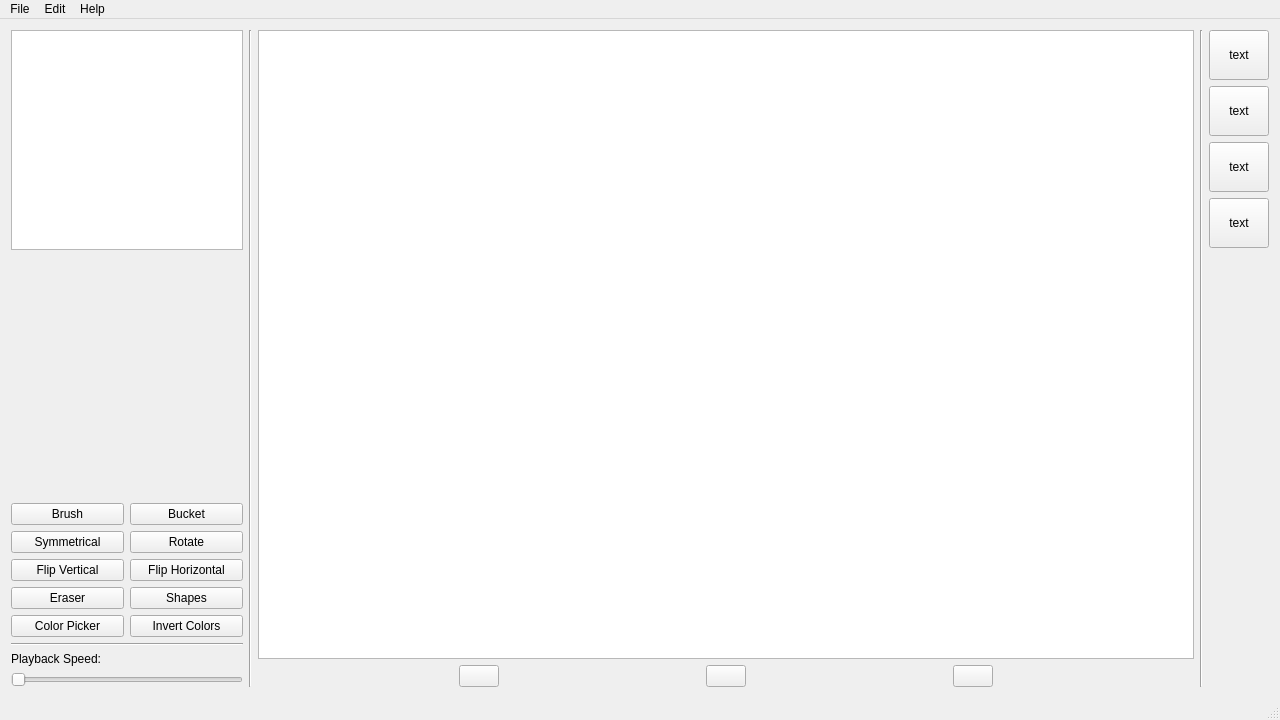
Before: the Qt Designer form A6-SpriteEditor/A6-SpriteEditor/mainwindow.ui in thePeterPan/CS3505-2016, drawn with Qt 5.
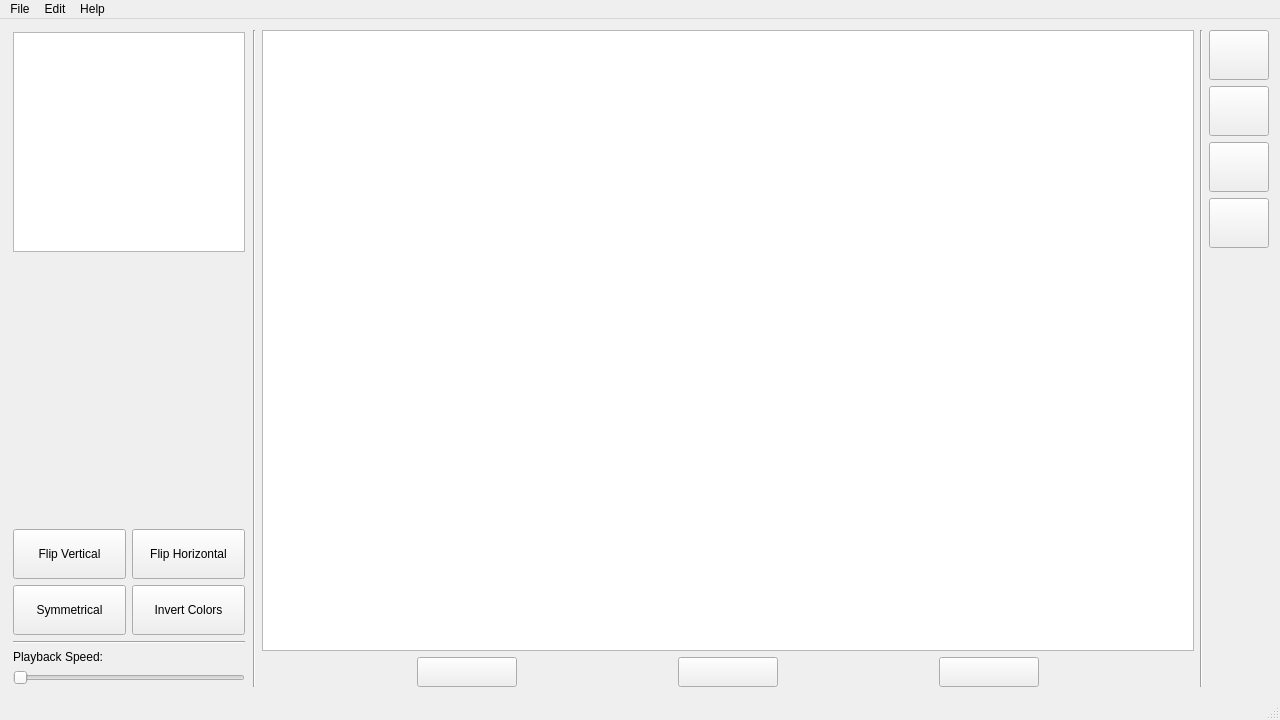
After: the same form once the commit is applied. Icons and pictures are not drawn. Custom widgets are drawn as their Qt base class.

Commit message: moved some buttons to the right sidebar. Also forgot an icon.

```diff
--- a/A6-SpriteEditor/A6-SpriteEditor/mainwindow.ui
+++ b/A6-SpriteEditor/A6-SpriteEditor/mainwindow.ui
@@ -28,56 +28,39 @@
         <property name="sizeConstraint">
          <enum>QLayout::SetFixedSize</enum>
         </property>
-        <item row="7" column="0">
-         <widget class="QPushButton" name="eraserToolButton">
-          <property name="text">
-           <string>Eraser</string>
-          </property>
-         </widget>
-        </item>
-        <item row="7" column="1">
-         <widget class="QPushButton" name="shapesToolButton">
-          <property name="text">
-           <string>Shapes</string>
-          </property>
-         </widget>
-        </item>
-        <item row="9" column="1">
+        <property name="leftMargin">
+         <number>2</number>
+        </property>
+        <property name="topMargin">
+         <number>2</number>
+        </property>
+        <property name="rightMargin">
+         <number>2</number>
+        </property>
+        <property name="bottomMargin">
+         <number>2</number>
+        </property>
+        <item row="8" column="1">
          <widget class="QPushButton" name="shapes_pushButton">
+          <property name="minimumSize">
+           <size>
+            <width>0</width>
+            <height>50</height>
+           </size>
+          </property>
           <property name="text">
            <string>Invert Colors</string>
           </property>
          </widget>
         </item>
-        <item row="5" column="0">
-         <widget class="QPushButton" name="symToolButton">
-          <property name="text">
-           <string>Symmetrical</string>
-          </property>
-         </widget>
-        </item>
-        <item row="5" column="1">
-         <widget class="QPushButton" name="rotateToolButton">
-          <property name="text">
-           <string>Rotate</string>
-          </property>
-         </widget>
-        </item>
-        <item row="11" column="0">
+        <item row="10" column="0">
          <widget class="QLabel" name="playbackSpeed_label">
           <property name="text">
            <string>Playback Speed:</string>
           </property>
          </widget>
         </item>
-        <item row="9" column="0">
-         <widget class="QPushButton" name="colorPicker_pushButton">
-          <property name="text">
-           <string>Color Picker</string>
-          </property>
-         </widget>
-        </item>
-        <item row="12" column="0" colspan="2">
+        <item row="11" column="0" colspan="2">
          <widget class="QSlider" name="playbackSpeed_horizontalSlider">
           <property name="pageStep">
            <number>1</number>
@@ -100,7 +83,7 @@
           </property>
          </spacer>
         </item>
-        <item row="10" column="0" colspan="2">
+        <item row="9" column="0" colspan="2">
          <widget class="Line" name="line_3">
           <property name="orientation">
            <enum>Qt::Horizontal</enum>
@@ -161,34 +144,45 @@
           </property>
          </widget>
         </item>
-        <item row="4" column="0">
-         <widget class="QPushButton" name="brushToolButton">
-          <property name="text">
-           <string>Brush</string>
-          </property>
-         </widget>
-        </item>
-        <item row="4" column="1">
-         <widget class="QPushButton" name="bucketToolButton">
-          <property name="text">
-           <string>Bucket</string>
-          </property>
-         </widget>
-        </item>
-        <item row="6" column="0">
+        <item row="5" column="0">
          <widget class="QPushButton" name="vertToolButton">
+          <property name="minimumSize">
+           <size>
+            <width>0</width>
+            <height>50</height>
+           </size>
+          </property>
           <property name="text">
            <string>Flip Vertical</string>
           </property>
          </widget>
         </item>
-        <item row="6" column="1">
+        <item row="5" column="1">
          <widget class="QPushButton" name="horizToolButton">
+          <property name="minimumSize">
+           <size>
+            <width>0</width>
+            <height>50</height>
+           </size>
+          </property>
           <property name="text">
            <string>Flip Horizontal</string>
           </property>
          </widget>
         </item>
+        <item row="8" column="0">
+         <widget class="QPushButton" name="symToolButton">
+          <property name="minimumSize">
+           <size>
+            <width>0</width>
+            <height>50</height>
+           </size>
+          </property>
+          <property name="text">
+           <string>Symmetrical</string>
+          </property>
+         </widget>
+        </item>
        </layout>
       </item>
       <item>
@@ -213,6 +207,12 @@
               <verstretch>0</verstretch>
              </sizepolicy>
             </property>
+            <property name="minimumSize">
+             <size>
+              <width>100</width>
+              <height>30</height>
+             </size>
+            </property>
             <property name="text">
              <string/>
             </property>
@@ -220,6 +220,12 @@
              <iconset resource="resources.qrc">
               <normaloff>:/icons/icons/skip-previous_white.svg</normaloff>:/icons/icons/skip-previous_white.svg</iconset>
             </property>
+            <property name="iconSize">
+             <size>
+              <width>19</width>
+              <height>18</height>
+             </size>
+            </property>
            </widget>
           </item>
           <item>
@@ -230,6 +236,12 @@
               <verstretch>0</verstretch>
              </sizepolicy>
             </property>
+            <property name="minimumSize">
+             <size>
+              <width>100</width>
+              <height>30</height>
+             </size>
+            </property>
             <property name="text">
              <string/>
             </property>
@@ -237,6 +249,12 @@
              <iconset resource="resources.qrc">
               <normaloff>:/icons/icons/play-arrow_white.svg</normaloff>:/icons/icons/play-arrow_white.svg</iconset>
             </property>
+            <property name="iconSize">
+             <size>
+              <width>19</width>
+              <height>18</height>
+             </size>
+            </property>
            </widget>
           </item>
           <item>
@@ -247,6 +265,12 @@
               <verstretch>0</verstretch>
              </sizepolicy>
             </property>
+            <property name="minimumSize">
+             <size>
+              <width>100</width>
+              <height>30</height>
+             </size>
+            </property>
             <property name="focusPolicy">
              <enum>Qt::WheelFocus</enum>
             </property>
@@ -257,6 +281,12 @@
              <iconset resource="resources.qrc">
               <normaloff>:/icons/icons/skip-next_white.svg</normaloff>:/icons/icons/skip-next_white.svg</iconset>
             </property>
+            <property name="iconSize">
+             <size>
+              <width>19</width>
+              <height>18</height>
+             </size>
+            </property>
            </widget>
           </item>
          </layout>
@@ -287,7 +317,17 @@
            </size>
           </property>
           <property name="text">
-           <string>text</string>
+           <string/>
+          </property>
+          <property name="icon">
+           <iconset resource="resources.qrc">
+            <normaloff>:/icons/icons/art_brush_paint_tool_icon_white.svg</normaloff>:/icons/icons/art_brush_paint_tool_icon_white.svg</iconset>
+          </property>
+          <property name="iconSize">
+           <size>
+            <width>30</width>
+            <height>30</height>
+           </size>
           </property>
          </widget>
         </item>
@@ -300,7 +340,17 @@
            </size>
           </property>
           <property name="text">
-           <string>text</string>
+           <string/>
+          </property>
+          <property name="icon">
+           <iconset resource="resources.qrc">
+            <normaloff>:/icons/icons/color_fill_format_icon_white.svg</normaloff>:/icons/icons/color_fill_format_icon_white.svg</iconset>
+          </property>
+          <property name="iconSize">
+           <size>
+            <width>30</width>
+            <height>30</height>
+           </size>
           </property>
          </widget>
         </item>
@@ -313,7 +363,17 @@
            </size>
           </property>
           <property name="text">
-           <string>text</string>
+           <string/>
+          </property>
+          <property name="icon">
+           <iconset resource="resources.qrc">
+            <normaloff>:/icons/icons/eraser_white.svg</normaloff>:/icons/icons/eraser_white.svg</iconset>
+          </property>
+          <property name="iconSize">
+           <size>
+            <width>30</width>
+            <height>30</height>
+           </size>
           </property>
          </widget>
         </item>
@@ -335,7 +395,17 @@
            </size>
           </property>
           <property name="text">
-           <string>text</string>
+           <string/>
+          </property>
+          <property name="icon">
+           <iconset resource="resources.qrc">
+            <normaloff>:/icons/icons/replay_icon_white.svg</normaloff>:/icons/icons/replay_icon_white.svg</iconset>
+          </property>
+          <property name="iconSize">
+           <size>
+            <width>30</width>
+            <height>30</height>
+           </size>
           </property>
          </widget>
         </item>
```
Left out of the diff: 2 changed lines with no effect on the pictures. The commit also changes 2 other files.
